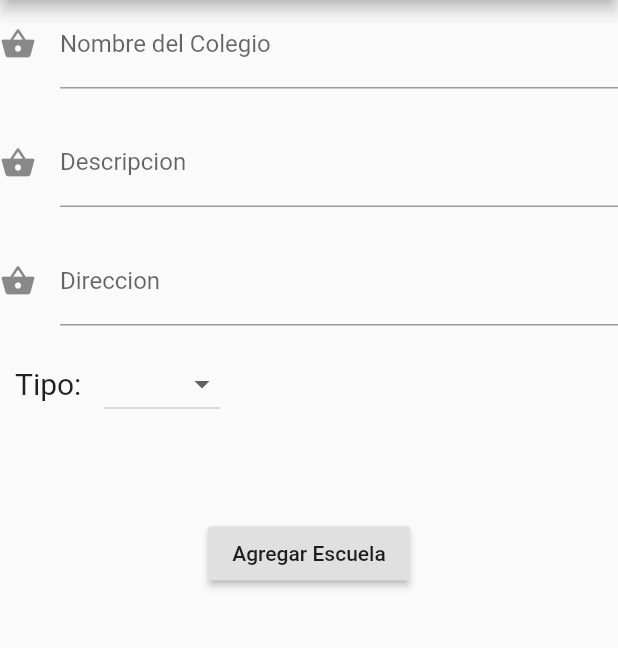
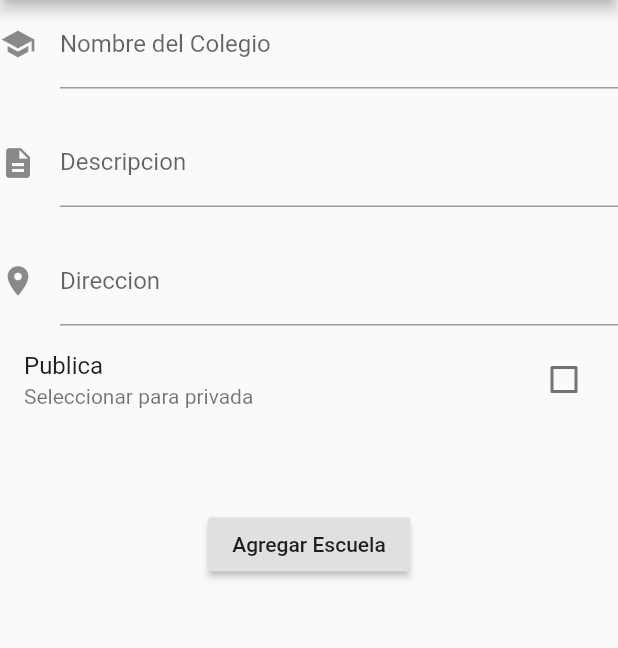
Before and after one commit to santiagoLermanda/Lazarus, a Flutter app: the screen it shows after launch, in the side drawer, after a tap on "Agregar Colegio", on a phone screen of 412 x 824 dp, the part 84-732 px from its top. Run offline on Flutter 3.47's test engine with Material 2 defaults, Android fonts, the phone set to English and light mode, and no system bars.

Commit message:
La app ya agrega colegios

```diff
--- a/lib/agregar_colegio.dart
+++ b/lib/agregar_colegio.dart
@@ -26,10 +26,12 @@ class FormAC extends StatefulWidget {
 
 class _FormACState extends State<FormAC> with Validar {
   final _agregarColegioKey = GlobalKey<FormState>();
-  String tipo = '';
+  bool tipo = false;
   String nombre = '';
   String descripcion = '';
   String direccion = '';
+
+  String opcionSeleccionada;
 
   List<String> _tipos = ['Publica', 'Privada'];
   @override
@@ -41,7 +43,7 @@ class _FormACState extends State<FormAC> with Validar {
           TextFormField(
             keyboardType: TextInputType.text,
             decoration: const InputDecoration(
-              icon: Icon(Icons.shopping_basket),
+              icon: Icon(Icons.school),
               hintText: 'Ingrese el nombre del colegio',
               labelText: 'Nombre del Colegio',
               fillColor: Colors.red,
@@ -57,7 +59,7 @@ class _FormACState extends State<FormAC> with Validar {
           TextFormField(
             keyboardType: TextInputType.text,
             decoration: const InputDecoration(
-              icon: Icon(Icons.shopping_basket),
+              icon: Icon(Icons.description),
               hintText: 'Agrege una descripción',
               labelText: 'Descripcion',
               fillColor: Colors.red,
@@ -73,7 +75,7 @@ class _FormACState extends State<FormAC> with Validar {
           TextFormField(
             keyboardType: TextInputType.text,
             decoration: const InputDecoration(
-              icon: Icon(Icons.shopping_basket),
+              icon: Icon(Icons.location_on),
               hintText: 'Agrege una dirección',
               labelText: 'Direccion',
               fillColor: Colors.red,
@@ -83,33 +85,21 @@ class _FormACState extends State<FormAC> with Validar {
               direccion = value;
             },
           ),
-          Padding(
-            padding: EdgeInsets.symmetric(vertical: 15),
-            child: Row(
-              children: <Widget>[
-                Padding(
-                  padding: EdgeInsets.symmetric(horizontal: 10),
-                  child: Text(
-                    'Tipo: ',
-                    style: TextStyle(fontSize: 20),
+          CheckboxListTile(
+            onChanged: (f) {
+              setState(() {
+                tipo = !tipo;
+              });
+            },
+            value: tipo,
+            title: tipo
+                ? Text(
+                    'Privada',
+                  )
+                : Text(
+                    'Publica',
                   ),
-                ),
-                DropdownButton<String>(
-                  items: _tipos.map((String opcionMostrada) {
-                    return DropdownMenuItem<String>(
-                      value: opcionMostrada,
-                      child: Text(opcionMostrada),
-                    );
-                  }).toList(),
-                  onChanged: (opcionSeleccionada) {
-                    setState(() {
-                      tipo = opcionSeleccionada;
-                    });
-                  },
-                  value: tipo,
-                ),
-              ],
-            ),
+            subtitle: Text('Seleccionar para privada'),
           ),
           Padding(
             padding: EdgeInsets.only(top: 50),
--- a/lib/colegio.dart
+++ b/lib/colegio.dart
@@ -1,7 +1,7 @@
 class Colegio {
   String id;
   String nombre;
-  String tipo;
+  bool tipo;
   String descripcion;
   String direccion;
 
```
